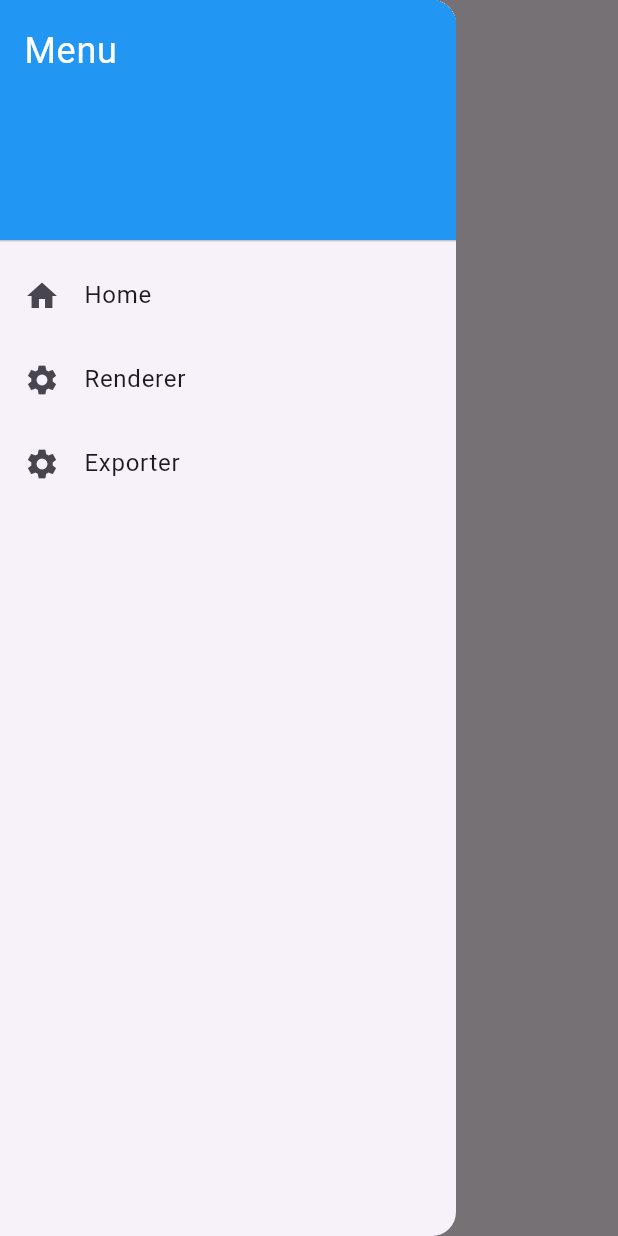
After one commit to vinicius-gregorio/fl_server_driven, a Flutter app: the screen it shows after launch, with the side drawer open, on a phone screen of 412 x 824 dp. The commit adds this screen. Run offline on Flutter 3.47's test engine with Material 3 defaults, Android fonts, the phone set to English and light mode, and no system bars; our stand-ins replace flutter_modular; missing offline and left inert: json_dynamic_widget.

Commit message:
wip: not working

```diff
--- /dev/null
+++ b/lib/common/widgets/global_appbar/global_appbar.dart
@@ -0,0 +1,14 @@
+import 'package:flutter/material.dart';
+
+class GlobalAppbar extends StatelessWidget implements PreferredSizeWidget {
+  final String title;
+  const GlobalAppbar({super.key, required this.title});
+
+  @override
+  Widget build(BuildContext context) {
+    return AppBar(title: SelectableText(title));
+  }
+
+  @override
+  Size get preferredSize => const Size.fromHeight(kToolbarHeight);
+}
--- /dev/null
+++ b/lib/common/widgets/global_drawer/global_drawer.dart
@@ -0,0 +1,50 @@
+import 'package:flutter/material.dart';
+import 'package:flutter_modular/flutter_modular.dart';
+
+class GlobalDrawer extends StatelessWidget {
+  const GlobalDrawer({super.key});
+
+  @override
+  Widget build(BuildContext context) {
+    return Drawer(
+      child: ListView(
+        padding: EdgeInsets.zero,
+        children: <Widget>[
+          DrawerHeader(
+            decoration: BoxDecoration(
+              color: Colors.blue,
+            ),
+            child: Text(
+              'Menu',
+              style: TextStyle(
+                color: Colors.white,
+                fontSize: 24,
+              ),
+            ),
+          ),
+          ListTile(
+            leading: Icon(Icons.home),
+            title: Text('Home'),
+            onTap: () {
+              Modular.to.navigate('/');
+            },
+          ),
+          ListTile(
+            leading: Icon(Icons.settings),
+            title: Text('Renderer'),
+            onTap: () {
+              Modular.to.navigate('/renderer/home');
+            },
+          ),
+          ListTile(
+            leading: Icon(Icons.settings),
+            title: Text('Exporter'),
+            onTap: () {
+              Modular.to.navigate('/exporter/home');
+            },
+          ),
+        ],
+      ),
+    );
+  }
+}
--- /dev/null
+++ b/lib/data/json/json01.dart
@@ -0,0 +1,4 @@
+const json01 = {
+  "type": "text",
+  "args": {"data": "Hello, World!"}
+};
--- /dev/null
+++ b/lib/data/json/json03.dart
@@ -0,0 +1,4 @@
+const json03 = {
+  "type": "text",
+  "args": {"data": "Hello World"}
+};
--- a/lib/modules/app/app_module.dart
+++ b/lib/modules/app/app_module.dart
@@ -1,4 +1,6 @@
 import 'package:fl_server_driven/modules/app/features/home/home_page.dart';
+import 'package:fl_server_driven/modules/exporter/exporter_module.dart';
+import 'package:fl_server_driven/modules/renderer/renderer_module.dart';
 import 'package:flutter_modular/flutter_modular.dart';
 
 class AppModule extends Module {
@@ -8,5 +10,7 @@ class AppModule extends Module {
   @override
   void routes(r) {
     r.child('/', child: (context) => HomePage());
+    r.module('/renderer', module: RendererModule());
+    r.module('/exporter', module: ExporterModule());
   }
 }
--- a/lib/modules/app/app_widget.dart
+++ b/lib/modules/app/app_widget.dart
@@ -7,7 +7,7 @@ class AppWidget extends StatelessWidget {
   @override
   Widget build(BuildContext context) {
     return MaterialApp.router(
-      title: 'My Smart App',
+      title: 'Flutter Server Driven UI',
       theme: ThemeData(primarySwatch: Colors.blue),
       routerConfig: Modular.routerConfig,
     ); //added by extension
--- a/lib/modules/app/features/home/home_page.dart
+++ b/lib/modules/app/features/home/home_page.dart
@@ -1,3 +1,5 @@
+import 'package:fl_server_driven/common/widgets/global_appbar/global_appbar.dart';
+import 'package:fl_server_driven/common/widgets/global_drawer/global_drawer.dart';
 import 'package:flutter/material.dart';
 
 class HomePage extends StatelessWidget {
@@ -6,9 +8,12 @@ class HomePage extends StatelessWidget {
   @override
   Widget build(BuildContext context) {
     return Scaffold(
-      appBar: AppBar(title: Text('Home Page')),
+      appBar: GlobalAppbar(
+        title: "Home Page",
+      ),
+      drawer: GlobalDrawer(),
       body: Center(
-        child: Text('This is initial page'),
+        child: Text('This is renderer home page'),
       ),
     );
   }
--- /dev/null
+++ b/lib/modules/renderer/renderer_routes.dart
@@ -0,0 +1,7 @@
+enum RendererModuleRoutes {
+  home('renderer'),
+  builder('/builder');
+
+  final String route;
+  const RendererModuleRoutes(this.route);
+}
--- a/pubspec.yaml
+++ b/pubspec.yaml
@@ -24,6 +24,7 @@ dependencies:
   json_dynamic_widget_plugin_rive: ^4.0.0+15
   json_dynamic_widget_plugin_svg: ^4.0.0+25
   flutter_modular: ^6.3.4
+  json_dynamic_widget: ^7.3.1+6
 
 dev_dependencies:
   flutter_test:
```
Also changed, not shown: lib/data/json/json02.dart (added, +46 -0 lines), lib/modules/exporter/exporter_module.dart (added, +12 -0 lines), lib/modules/exporter/features/home/home_page.dart (added, +88 -0 lines), lib/modules/exporter/features/home/widgets/exported.dart (added, +27 -0 lines), lib/modules/renderer/features/home/home_page.dart (added, +55 -0 lines), lib/modules/renderer/features/home/widgets/from_json_widget.dart (added, +27 -0 lines), lib/modules/renderer/renderer_module.dart (added, +12 -0 lines), pubspec.lock.
